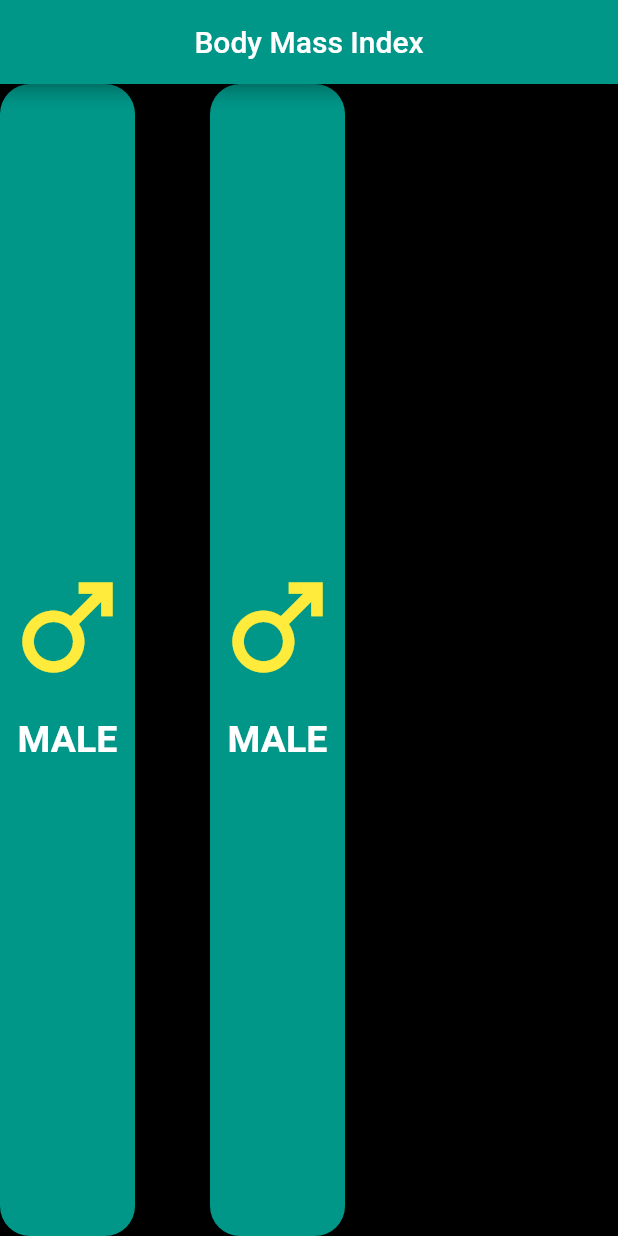
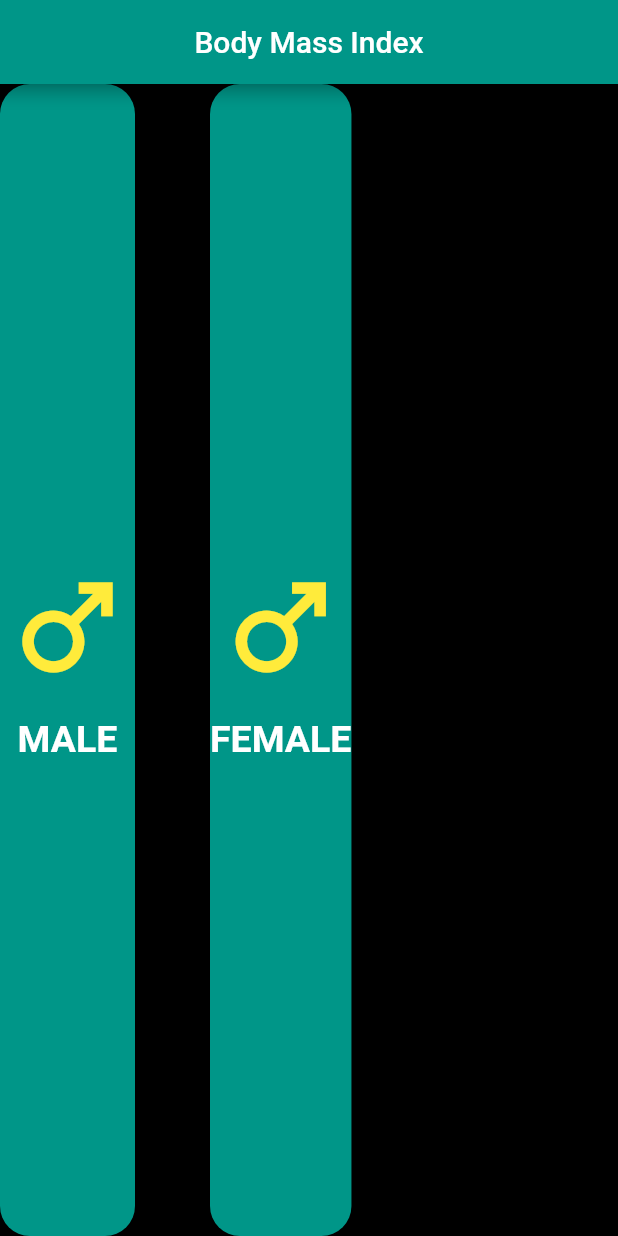
Before and after one commit to Devsaci/bmifoulaihapp, a Flutter app: the screen it shows after launch, on a phone screen of 412 x 824 dp. Run offline on Flutter 3.47's test engine with Material 2 defaults, Android fonts, the phone set to English and light mode, and no system bars.

Commit message:
type == 'male'?'MALE':'FEMALE',

```diff
--- a/lib/home.dart
+++ b/lib/home.dart
@@ -60,7 +60,7 @@ class _MyHomePageState extends State<MyHomePage> {
               height: 15,
             ),
             Text(
-              'MALE',
+              type == 'male'?'MALE':'FEMALE',
               style: Theme.of(context).textTheme.headline2,
             )
           ],
```
